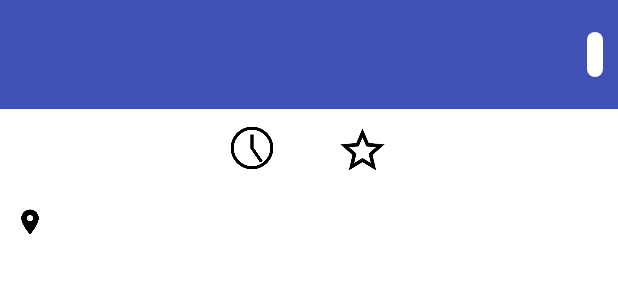
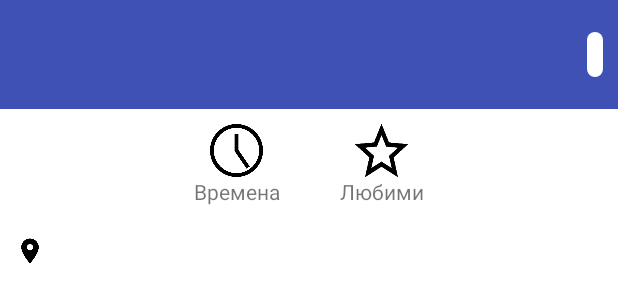
Before and after one commit to thalvadzhi/Sofia-Traffic, an Android app: the layout fragment_map_search.xml on its own in the app's theme, with its tools: preview values and no code run, on a phone screen of 412 x 824 dp. Shown: the top 302 px of the screen. Run offline under Robolectric (Android 15) with nearby library versions, the phone set to English and light mode, and no system bars; plain views replace SlidingUpPanelLayout.

Commit message:
updated star and clock icons

```diff
--- a/app/src/main/res/drawable/star_toggle.xml
+++ b/app/src/main/res/drawable/star_toggle.xml
@@ -1,9 +1,9 @@
 <?xml version="1.0" encoding="utf-8"?>
 <selector xmlns:android="http://schemas.android.com/apk/res/android">
     <item android:state_checked="false"
-        android:drawable="@drawable/star_outline" />
+        android:drawable="@drawable/star_outline_smaller" />
 
     <item android:state_checked="true"
-        android:drawable="@drawable/star_filled" />
+        android:drawable="@drawable/star_filled_smaller" />
 
 </selector>
--- a/app/src/main/res/layout/fragment_map_search.xml
+++ b/app/src/main/res/layout/fragment_map_search.xml
@@ -95,21 +95,47 @@
 
             android:background="@color/white"
             android:gravity="center_horizontal">
+            <LinearLayout
+                android:layout_width="wrap_content"
+                android:layout_height="wrap_content"
+                android:orientation="vertical"
+                android:id="@+id/LinearLayoutGetTimes"
+                android:gravity="center">
                 <ImageButton
 
-                android:layout_width="32dp"
-                android:layout_height="32dp"
+                    android:layout_width="35dp"
+                    android:layout_height="35dp"
                     android:background="@drawable/clock"
                     android:id="@+id/ImageButtonGetTimes" />
 
+                <TextView
+                    android:layout_width="wrap_content"
+                    android:layout_height="wrap_content"
+                    android:text="Времена"/>
+            </LinearLayout>
+
+            <LinearLayout
+                android:layout_width="wrap_content"
+                android:layout_height="wrap_content"
+                android:layout_marginLeft="40dp"
+                android:layout_toRightOf="@+id/LinearLayoutGetTimes"
+                android:orientation="vertical"
+                android:gravity="center">
+
                 <ToggleButton
-                android:layout_marginLeft="40dp"
+
                     android:layout_width="35dp"
                     android:layout_height="35dp"
                     style="@style/toggleButton"
                     android:background="@drawable/toggle_bg"
                     android:id="@+id/ToggleButtonFavourite"
-                android:layout_toRightOf="@+id/ImageButtonGetTimes"/>
+                    />
+                <TextView
+                    android:layout_width="wrap_content"
+                    android:layout_height="wrap_content"
+                    android:text="Любими"/>
+
+            </LinearLayout>
         </RelativeLayout>
 
         <android.support.v7.widget.RecyclerView
```
Also changed, not shown: app/src/main/res/drawable/clock.png, app/src/main/res/drawable/star_filled_smaller.png (added), app/src/main/res/drawable/star_outline_smaller.png (added). Lines whose indentation alone changed are shown as unchanged.
